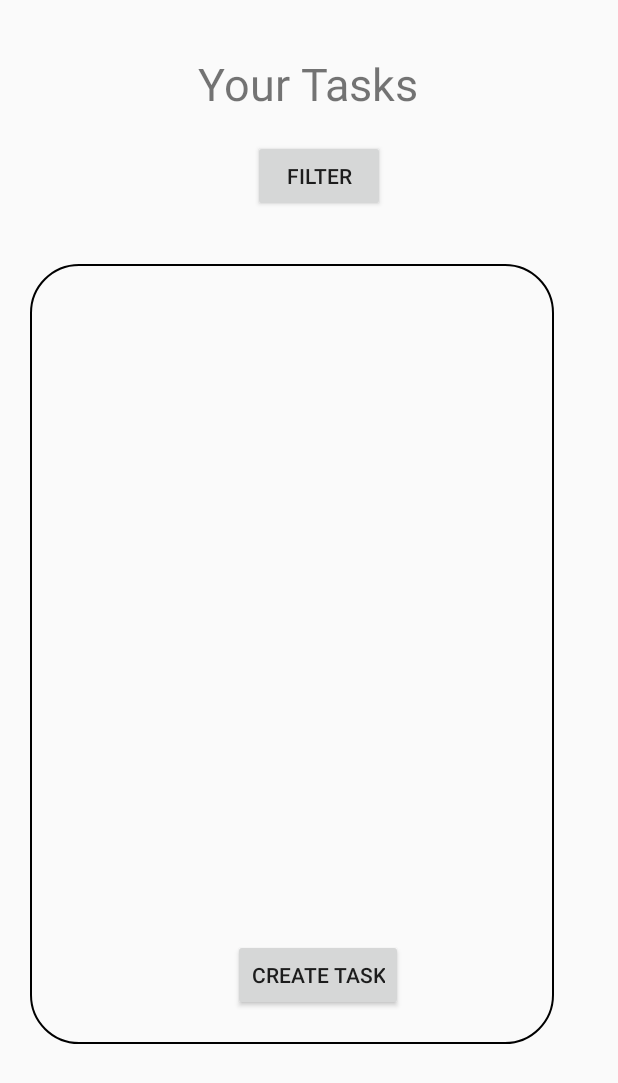
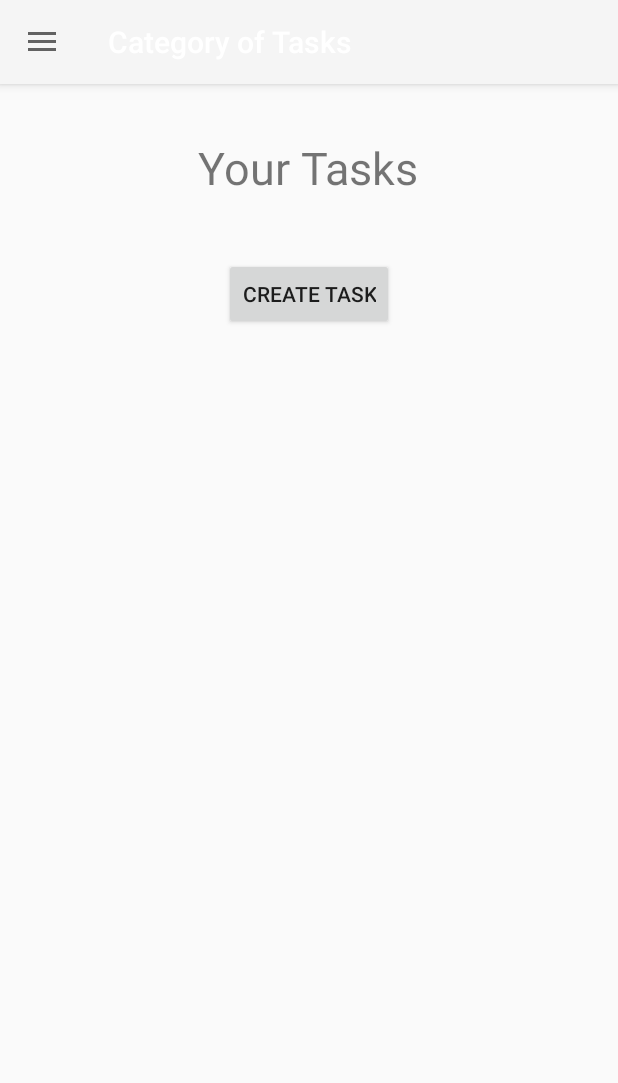
Before and after one commit to samuerudes/HoloTask, an Android app: the screen it shows after launch once a user with an empty profile is signed in (MainActivity), on a phone screen of 412 x 824 dp. Shown: the top 1083 px of the screen. Run offline under Robolectric (Android 15) with nearby library versions, the phone set to English and light mode, and no system bars; our stand-ins replace Firebase (no records; nobody signed in at launch, a user with empty details on screens opened directly).

Commit message:
added navigation menu

```diff
--- a/app/src/main/java/com/itproject/holotask/MainActivity.java
+++ b/app/src/main/java/com/itproject/holotask/MainActivity.java
@@ -1,19 +1,13 @@
 package com.itproject.holotask;
 
-import androidx.annotation.NonNull;
-import androidx.annotation.Nullable;
+import androidx.appcompat.app.ActionBarDrawerToggle;
 import androidx.appcompat.app.AppCompatActivity;
-import androidx.appcompat.app.AppCompatDialogFragment;
-import androidx.core.app.ActivityCompat;
-import androidx.core.content.ContextCompat;
+import androidx.appcompat.widget.Toolbar;
+import androidx.drawerlayout.widget.DrawerLayout;
 
 import android.app.AlertDialog;
 import android.app.DatePickerDialog;
-import android.content.BroadcastReceiver;
-import android.content.Context;
-import android.content.DialogInterface;
 import android.content.Intent;
-import android.content.IntentFilter;
 import android.os.Bundle;
 
 import java.text.ParseException;
@@ -23,33 +17,21 @@ import android.provider.CalendarContract;
 import android.util.Log;
 import android.view.LayoutInflater;
 import android.view.View;
-import android.view.ViewGroup;
-import android.widget.AdapterView;
-import android.widget.ArrayAdapter;
 import android.widget.Button;
 import android.widget.CheckBox;
-import android.widget.DatePicker;
 import android.widget.EditText;
 import android.widget.GridView;
-import android.widget.LinearLayout;
 import android.widget.TextView;
 import android.widget.Toast;
 
-import com.google.android.gms.auth.api.signin.GoogleSignInAccount;
-import com.google.android.gms.auth.api.signin.GoogleSignInClient;
-import com.google.android.gms.common.api.GoogleApiClient;
-import com.google.android.gms.common.api.Scope;
-import com.google.android.gms.tasks.OnFailureListener;
-import com.google.android.gms.tasks.OnSuccessListener;
+import com.google.android.material.navigation.NavigationView;
 import com.google.firebase.auth.FirebaseAuth;
-// Import FirebaseFirestore
 import com.google.firebase.auth.FirebaseUser;
-import com.google.firebase.firestore.DocumentReference;
 import com.google.firebase.firestore.FirebaseFirestore;
 import com.google.firebase.firestore.QueryDocumentSnapshot;
+import android.view.MenuItem;
 
 import java.util.ArrayList;
-import java.util.Arrays;
 import java.util.Calendar;
 import java.util.Collections;
 import java.util.Comparator;
@@ -60,12 +42,14 @@ import java.util.UUID;
 
 public class MainActivity extends AppCompatActivity implements TaskDeletionHandler.OnTaskDeletedListener {
 
+    private DrawerLayout drawerLayout;
+    private ActionBarDrawerToggle drawerToggle;
+    private NavigationView navigationView;
     private Calendar mCalendarService;
     private GridView gridView;
     private CustomAdapter adapter;
     private FirebaseFirestore db = FirebaseFirestore.getInstance();
     private List<String[]> data = new ArrayList<>();  // Declare and initialize data list
-
 
     @Override
     public void onTaskDeleted(String deletedTaskID) {
@@ -84,6 +68,49 @@ public class MainActivity extends AppCompatActivity implements TaskDeletionHandl
     protected void onCreate(Bundle savedInstanceState) {
         super.onCreate(savedInstanceState);
         setContentView(R.layout.activity_main);
+
+        Toolbar toolbar = findViewById(R.id.toolbar);
+        setSupportActionBar(toolbar);
+
+        drawerLayout = findViewById(R.id.drawer_layout);
+        navigationView = findViewById(R.id.nav_view);
+
+        // Set up navigation menu using navigationManager
+        navigationManager.setupNavigationMenu(MainActivity.this, drawerLayout, navigationView, toolbar);
+
+        // Find the greetingTextView in the navigation header view
+        View headerView = navigationView.getHeaderView(0);
+        TextView greetingTextView = headerView.findViewById(R.id.greetingTextView);
+
+        // Retrieve the username from Firestore (replace with your actual logic to fetch username)
+        FirebaseUser user = FirebaseAuth.getInstance().getCurrentUser();
+        if (user != null) {
+            FirebaseFirestore db = FirebaseFirestore.getInstance();
+            String userId = user.getUid();
+
+            db.collection("Users")
+                    .document(userId)
+                    .get()
+                    .addOnSuccessListener(documentSnapshot -> {
+                        if (documentSnapshot.exists()) {
+                            String username = documentSnapshot.getString("userName");
+                            greetingTextView.setText("Hello, " + username + "!");
+                        }
+                    })
+                    .addOnFailureListener(e -> {
+                        Log.e("MainActivity", "Error fetching username", e);
+                    });
+        }
+        // Set navigation item click listener
+        navigationView.setNavigationItemSelectedListener(item -> {
+            // Store the item in a final reference
+            final MenuItem menuItem = item;
+
+            // Handle navigation item clicks using navigationManager
+            navigationManager.handleNavigationItemClick(MainActivity.this, menuItem, drawerLayout);
+            drawerLayout.closeDrawers();
+            return true;
+        });
 
         // Initialize GridView and Adapter
         gridView = findViewById(R.id.gridView);
@@ -322,4 +349,21 @@ public class MainActivity extends AppCompatActivity implements TaskDeletionHandl
         intent.putExtra("description", taskData[4]);
         startActivity(intent);
     }
+    private void logoutUser() {
+        // Implement your logout logic here
+        // For example:
+        FirebaseAuth.getInstance().signOut();
+        startActivity(new Intent(MainActivity.this, login.class));
+        finish(); // Close MainActivity after logout
+    }
+
+    @Override
+    public boolean onOptionsItemSelected(MenuItem item) {
+        // Handle toolbar item clicks (e.g., menu icon)
+        if (drawerToggle.onOptionsItemSelected(item)) {
+            return true;
+        }
+        return super.onOptionsItemSelected(item);
+    }
+
 }
--- /dev/null
+++ b/app/src/main/java/com/itproject/holotask/appSettings.java
@@ -0,0 +1,4 @@
+package com.itproject.holotask;
+
+public class appSettings {
+}
--- /dev/null
+++ b/app/src/main/java/com/itproject/holotask/friends.java
@@ -0,0 +1,4 @@
+package com.itproject.holotask;
+
+public class friends {
+}
--- /dev/null
+++ b/app/src/main/java/com/itproject/holotask/notifications.java
@@ -0,0 +1,4 @@
+package com.itproject.holotask;
+
+public class notifications {
+}
--- a/app/src/main/res/layout/activity_main.xml
+++ b/app/src/main/res/layout/activity_main.xml
@@ -1,12 +1,43 @@
 <?xml version="1.0" encoding="utf-8"?>
-<LinearLayout xmlns:android="http://schemas.android.com/apk/res/android"
+<androidx.drawerlayout.widget.DrawerLayout
+    xmlns:android="http://schemas.android.com/apk/res/android"
     xmlns:app="http://schemas.android.com/apk/res-auto"
     xmlns:tools="http://schemas.android.com/tools"
+    android:id="@+id/drawer_layout"
     android:layout_width="match_parent"
     android:layout_height="match_parent"
-    android:orientation="vertical"
+    android:fitsSystemWindows="true"
     tools:context=".MainActivity">
 
+    <!-- Main content layout -->
+    <LinearLayout
+        android:layout_width="match_parent"
+        android:layout_height="match_parent"
+        android:orientation="vertical">
+
+        <!-- App Bar (Toolbar) -->
+        <com.google.android.material.appbar.AppBarLayout
+            android:layout_width="match_parent"
+            android:layout_height="wrap_content">
+
+            <androidx.appcompat.widget.Toolbar
+                android:id="@+id/toolbar"
+                android:layout_width="match_parent"
+                android:layout_height="?attr/actionBarSize"
+                android:background="?attr/colorPrimary"
+                app:title="Category of Tasks"
+                app:titleTextColor="@android:color/white"
+                app:popupTheme="@style/AppTheme.PopupOverlay" />
+
+        </com.google.android.material.appbar.AppBarLayout>
+
+        <!-- Content Area -->
+        <LinearLayout
+            android:layout_width="match_parent"
+            android:layout_height="match_parent"
+            android:orientation="vertical">
+
+            <!-- TextView for category of tasks -->
             <TextView
                 android:id="@+id/textView5"
                 android:layout_width="wrap_content"
@@ -16,50 +47,36 @@
                 android:textSize="30sp"
                 android:text="@string/category_of_tasks" />
 
-    <RelativeLayout
+            <!-- GridView for displaying tasks -->
+            <GridView
+                android:id="@+id/gridView"
                 android:layout_width="match_parent"
                 android:layout_height="wrap_content"
-        android:layout_gravity="center_horizontal">
-
-        <Button
-            android:id="@+id/button7"
-            android:layout_width="wrap_content"
-            android:layout_height="wrap_content"
-            android:layout_alignParentTop="true"
-            android:layout_alignParentEnd="true"
-            android:layout_marginTop="17dp"
-            android:layout_marginEnd="155dp"
-            android:text="@string/filter" />
-
-        <TextView
-            android:id="@+id/textView6"
-            android:layout_width="349dp"
-            android:layout_height="520dp"
-            android:layout_marginStart="20dp"
-            android:layout_marginTop="100dp"
-            android:background="@drawable/textview_border" />
-
-        <GridView
-            android:id="@+id/gridView"
-            android:layout_width="310dp"
-            android:layout_height="417dp"
-            android:layout_marginStart="40dp"
-            android:layout_marginTop="120dp"
                 android:horizontalSpacing="10dp"
                 android:numColumns="2"
                 android:padding="10dp"
-            android:verticalSpacing="10dp"
-            />
+                android:verticalSpacing="10dp" />
 
+            <!-- Button to create a new task -->
             <Button
                 android:id="@+id/button8"
-            android:layout_marginLeft="155dp"
-            android:layout_marginTop="550dp"
                 android:layout_width="wrap_content"
                 android:layout_height="wrap_content"
+                android:layout_gravity="center_horizontal"
+                android:layout_marginTop="20dp"
                 android:text="Create Task" />
 
-    </RelativeLayout>
-
+        </LinearLayout>
 
     </LinearLayout>
+
+    <!-- NavigationView for the drawer -->
+    <com.google.android.material.navigation.NavigationView
+        android:id="@+id/nav_view"
+        android:layout_width="wrap_content"
+        android:layout_height="match_parent"
+        android:layout_gravity="start"
+        app:headerLayout="@layout/nav_header"
+        app:menu="@menu/nav_menu" />
+
+</androidx.drawerlayout.widget.DrawerLayout>
--- /dev/null
+++ b/app/src/main/res/menu/nav_menu.xml
@@ -0,0 +1,23 @@
+<?xml version="1.0" encoding="utf-8"?>
+<menu xmlns:android="http://schemas.android.com/apk/res/android">
+    <group android:checkableBehavior="single">
+        <item
+            android:id="@+id/nav_home"
+            android:title="Home" />
+        <item
+            android:id="@+id/nav_app_settings"
+            android:title="App Settings" />
+        <item
+            android:id="@+id/nav_account_details"
+            android:title="Account Details" />
+        <item
+            android:id="@+id/nav_friends"
+            android:title="Friends" />
+        <item
+            android:id="@+id/nav_notifications"
+            android:title="Notifications" />
+    </group>
+    <item
+        android:id="@+id/nav_logout"
+        android:title="Log Out" />
+</menu>
--- a/app/src/main/res/values/strings.xml
+++ b/app/src/main/res/values/strings.xml
@@ -29,4 +29,7 @@
     <string name="add_to_google_calendar">Add to Google Calendar</string>
     <string name="category_of_tasks">Your Tasks</string>
     <string name="filter">Filter</string>
+    <string name="navigation_drawer_open">Open navigation drawer</string>
+    <string name="navigation_drawer_close">Close navigation drawer</string>
+    <string name="hello_user">Hello, User!</string>
 </resources>
--- a/app/src/main/res/values/styles.xml
+++ b/app/src/main/res/values/styles.xml
@@ -2,4 +2,9 @@
 <resources>
     <style name="AppTheme" parent="Theme.AppCompat.Light.NoActionBar">
     </style>
+    <style name="AppTheme.PopupOverlay" parent="ThemeOverlay.MaterialComponents.Light">
+        <!-- Define popup overlay attributes -->
+        <item name="android:colorBackground">@color/white</item>
+        <!-- Other popup overlay attributes -->
+    </style>
 </resources>
```
Also changed, not shown: app/src/main/java/com/itproject/holotask/navigationManager.java (added, +61 -0 lines), app/src/main/res/layout/nav_header.xml (added, +33 -0 lines). Lines whose indentation alone changed are shown as unchanged.
